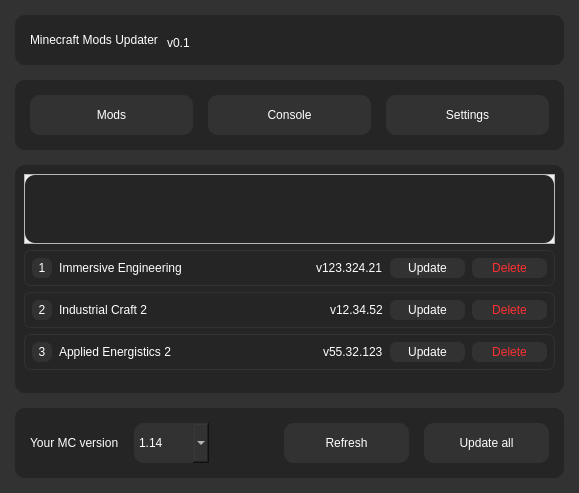
Qt form main.ui (TimNekk/mc-mod-updater) before a commit.
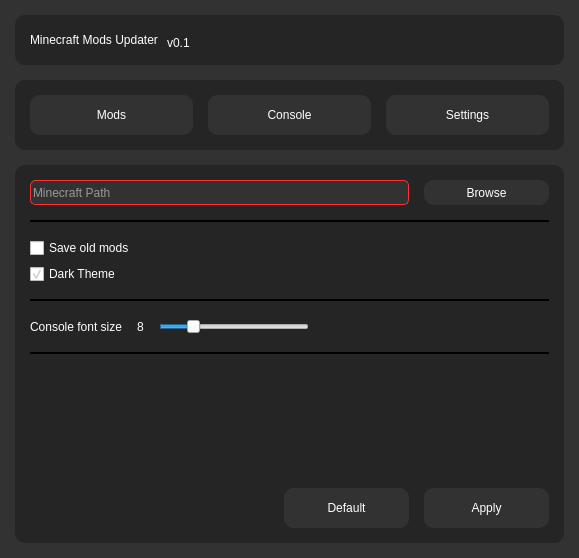
The same form after that commit.

Patch:
```diff
--- a/main.ui
+++ b/main.ui
@@ -7,7 +7,7 @@
     <x>0</x>
     <y>0</y>
     <width>579</width>
-    <height>493</height>
+    <height>558</height>
    </rect>
   </property>
   <property name="sizePolicy">
@@ -20,28 +20,30 @@
    <string>MainWindow</string>
   </property>
   <property name="styleSheet">
-   <string notr="true">#central_widget {
+   <string notr="true">#main_widget {
 	border-radius: 0px;
 	background-color: rgb(50, 50, 50);
 }
 
 .QWidget {
-	border-radius: 10px;
 	background-color: rgb(37, 37, 37);
+	border-radius:10px;
 }
 
+
 .QPushButton {
-	background-color: rgb(50, 50, 50);
+	background-color:rgb(50, 50, 50);
+	transition:background-color;
 	color: white;
 	border-radius: 10px;
 	font: 10pt &quot;Arial&quot;;
 }
 
 .QPushButton:hover {
-	background-color: rgb(60, 60, 60);
+	background-color:rgb(60, 60, 60);
 }
 
-.QLabel {
+.QLabel, .QCheckBox {
 	color: white;
 	font: 10pt &quot;Arial&quot;;
 }
@@ -61,12 +63,41 @@
 	font: 10pt &quot;Arial&quot;;
 }
 
-</string>
+.QScrollArea {
+	border-radius:10px 10px 0px 0px;
+	background-color: rgb(37, 37, 37);
+}
+
+#mods_page, #console_page, #settings_page {
+	background-color: rgb(50, 50, 50);
+}
+
+.QPlainTextEdit {
+	background-color: rgb(37, 37, 37);
+	color: white;
+	font: 8pt &quot;Arial&quot;;
+}
+
+.Line {
+	color: rgb(50, 50, 50);
+}
+
+.QLineEdit {
+	background-color: rgb(50, 50, 50);
+	border-radius: 5px;
+	color: white;
+	border:1px solid rgb(255, 47, 50)
+}
+
+
+#font_size_label {
+	font: 75 12pt &quot;Arial&quot;;
+}</string>
   </property>
   <property name="tabShape">
    <enum>QTabWidget::Rounded</enum>
   </property>
-  <widget class="QWidget" name="central_widget">
+  <widget class="QWidget" name="main_widget">
    <property name="styleSheet">
     <string notr="true"/>
    </property>
@@ -279,25 +310,215 @@
      </widget>
     </item>
     <item>
-     <widget class="QWidget" name="middle_widget" native="true">
+     <widget class="QStackedWidget" name="stacked_widget">
+      <property name="palette">
+       <palette>
+        <active/>
+        <inactive/>
+        <disabled/>
+       </palette>
+      </property>
+      <property name="styleSheet">
+       <string notr="true"/>
+      </property>
+      <property name="frameShape">
+       <enum>QFrame::NoFrame</enum>
+      </property>
+      <property name="frameShadow">
+       <enum>QFrame::Sunken</enum>
+      </property>
+      <property name="lineWidth">
+       <number>0</number>
+      </property>
+      <property name="midLineWidth">
+       <number>0</number>
+      </property>
+      <property name="currentIndex">
+       <number>2</number>
+      </property>
+      <widget class="QWidget" name="mods_page">
+       <property name="palette">
+        <palette>
+         <active>
+          <colorrole role="Button">
+           <brush brushstyle="SolidPattern">
+            <color alpha="255">
+             <red>50</red>
+             <green>50</green>
+             <blue>50</blue>
+            </color>
+           </brush>
+          </colorrole>
+          <colorrole role="Base">
+           <brush brushstyle="SolidPattern">
+            <color alpha="255">
+             <red>50</red>
+             <green>50</green>
+             <blue>50</blue>
+            </color>
+           </brush>
+          </colorrole>
+          <colorrole role="Window">
+           <brush brushstyle="SolidPattern">
+            <color alpha="255">
+             <red>50</red>
+             <green>50</green>
+             <blue>50</blue>
+            </color>
+           </brush>
+          </colorrole>
+         </active>
+         <inactive>
+          <colorrole role="Button">
+           <brush brushstyle="SolidPattern">
+            <color alpha="255">
+             <red>50</red>
+             <green>50</green>
+             <blue>50</blue>
+            </color>
+           </brush>
+          </colorrole>
+          <colorrole role="Base">
+           <brush brushstyle="SolidPattern">
+            <color alpha="255">
+             <red>50</red>
+             <green>50</green>
+             <blue>50</blue>
+            </color>
+           </brush>
+          </colorrole>
+          <colorrole role="Window">
+           <brush brushstyle="SolidPattern">
+            <color alpha="255">
+             <red>50</red>
+             <green>50</green>
+             <blue>50</blue>
+            </color>
+           </brush>
+          </colorrole>
+         </inactive>
+         <disabled>
+          <colorrole role="Button">
+           <brush brushstyle="SolidPattern">
+            <color alpha="255">
+             <red>50</red>
+             <green>50</green>
+             <blue>50</blue>
+            </color>
+           </brush>
+          </colorrole>
+          <colorrole role="Base">
+           <brush brushstyle="SolidPattern">
+            <color alpha="255">
+             <red>50</red>
+             <green>50</green>
+             <blue>50</blue>
+            </color>
+           </brush>
+          </colorrole>
+          <colorrole role="Window">
+           <brush brushstyle="SolidPattern">
+            <color alpha="255">
+             <red>50</red>
+             <green>50</green>
+             <blue>50</blue>
+            </color>
+           </brush>
+          </colorrole>
+         </disabled>
+        </palette>
+       </property>
+       <property name="styleSheet">
+        <string notr="true"/>
+       </property>
+       <layout class="QVBoxLayout" name="verticalLayout_4">
+        <property name="spacing">
+         <number>15</number>
+        </property>
+        <property name="leftMargin">
+         <number>0</number>
+        </property>
+        <property name="topMargin">
+         <number>0</number>
+        </property>
+        <property name="rightMargin">
+         <number>0</number>
+        </property>
+        <property name="bottomMargin">
+         <number>0</number>
+        </property>
+        <item>
+         <widget class="QWidget" name="update_widget" native="true">
+          <property name="enabled">
+           <bool>true</bool>
+          </property>
       <layout class="QVBoxLayout" name="verticalLayout">
+           <property name="spacing">
+            <number>0</number>
+           </property>
+           <property name="leftMargin">
+            <number>0</number>
+           </property>
+           <property name="topMargin">
+            <number>0</number>
+           </property>
+           <property name="rightMargin">
+            <number>0</number>
+           </property>
+           <property name="bottomMargin">
+            <number>0</number>
+           </property>
        <item>
         <widget class="QScrollArea" name="scrollArea">
+             <property name="sizePolicy">
+              <sizepolicy hsizetype="Preferred" vsizetype="Maximum">
+               <horstretch>0</horstretch>
+               <verstretch>0</verstretch>
+              </sizepolicy>
+             </property>
+             <property name="minimumSize">
+              <size>
+               <width>0</width>
+               <height>0</height>
+              </size>
+             </property>
+             <property name="frameShape">
+              <enum>QFrame::NoFrame</enum>
+             </property>
+             <property name="frameShadow">
+              <enum>QFrame::Plain</enum>
+             </property>
+             <property name="lineWidth">
+              <number>0</number>
+             </property>
+             <property name="midLineWidth">
+              <number>0</number>
+             </property>
+             <property name="verticalScrollBarPolicy">
+              <enum>Qt::ScrollBarAsNeeded</enum>
+             </property>
+             <property name="sizeAdjustPolicy">
+              <enum>QAbstractScrollArea::AdjustIgnored</enum>
+             </property>
          <property name="widgetResizable">
           <bool>true</bool>
          </property>
+             <property name="alignment">
+              <set>Qt::AlignLeading|Qt::AlignLeft|Qt::AlignTop</set>
+             </property>
          <widget class="QWidget" name="scrollAreaWidgetContents">
           <property name="geometry">
            <rect>
             <x>0</x>
             <y>0</y>
-            <width>529</width>
-            <height>69</height>
-           </rect>
-          </property>
-         </widget>
-        </widget>
-       </item>
+                <width>549</width>
+                <height>138</height>
+               </rect>
+              </property>
+              <property name="styleSheet">
+               <string notr="true"/>
+              </property>
+              <layout class="QVBoxLayout" name="verticalLayout_3">
        <item>
         <widget class="QFrame" name="mod_slot_1">
          <property name="sizePolicy">
@@ -799,6 +1020,10 @@
          </layout>
         </widget>
        </item>
+              </layout>
+             </widget>
+            </widget>
+           </item>
        <item>
         <spacer name="verticalSpacer">
          <property name="orientation">
@@ -816,7 +1041,13 @@
      </widget>
     </item>
     <item>
-     <widget class="QWidget" name="bottom_widget" native="true">
+         <widget class="QWidget" name="mods_widget" native="true">
+          <property name="enabled">
+           <bool>true</bool>
+          </property>
+          <property name="focusPolicy">
+           <enum>Qt::NoFocus</enum>
+          </property>
       <layout class="QHBoxLayout" name="horizontalLayout_2">
        <property name="spacing">
         <number>15</number>
@@ -960,6 +1191,538 @@
         </widget>
        </item>
       </layout>
+         </widget>
+        </item>
+       </layout>
+      </widget>
+      <widget class="QWidget" name="console_page">
+       <layout class="QVBoxLayout" name="verticalLayout_5">
+        <property name="spacing">
+         <number>15</number>
+        </property>
+        <property name="leftMargin">
+         <number>0</number>
+        </property>
+        <property name="topMargin">
+         <number>0</number>
+        </property>
+        <property name="rightMargin">
+         <number>0</number>
+        </property>
+        <property name="bottomMargin">
+         <number>0</number>
+        </property>
+        <item>
+         <widget class="QWidget" name="console_widget" native="true">
+          <layout class="QHBoxLayout" name="horizontalLayout_3">
+           <item>
+            <widget class="QPlainTextEdit" name="plainTextEdit">
+             <property name="font">
+              <font>
+               <family>Arial</family>
+               <pointsize>8</pointsize>
+               <weight>50</weight>
+               <italic>false</italic>
+               <bold>false</bold>
+              </font>
+             </property>
+             <property name="frameShape">
+              <enum>QFrame::NoFrame</enum>
+             </property>
+             <property name="frameShadow">
+              <enum>QFrame::Plain</enum>
+             </property>
+             <property name="plainText">
+              <string>Console Text
+Console Text
+Console Text
+Console Text
+Console Text
+Console Text
+Console Text
+Console Text
+Console Text
+Console Text
+Console Text
+Console Text
+Console Text
+Console Text
+Console Text
+Console Text
+Console Text
+Console Text
+Console Text
+Console Text
+</string>
+             </property>
+            </widget>
+           </item>
+          </layout>
+         </widget>
+        </item>
+       </layout>
+      </widget>
+      <widget class="QWidget" name="settings_page">
+       <layout class="QVBoxLayout" name="verticalLayout_6">
+        <property name="spacing">
+         <number>15</number>
+        </property>
+        <property name="leftMargin">
+         <number>0</number>
+        </property>
+        <property name="topMargin">
+         <number>0</number>
+        </property>
+        <property name="rightMargin">
+         <number>0</number>
+        </property>
+        <property name="bottomMargin">
+         <number>0</number>
+        </property>
+        <item>
+         <widget class="QWidget" name="settings_widget" native="true">
+          <layout class="QVBoxLayout" name="verticalLayout_7">
+           <property name="spacing">
+            <number>15</number>
+           </property>
+           <property name="leftMargin">
+            <number>15</number>
+           </property>
+           <property name="topMargin">
+            <number>15</number>
+           </property>
+           <property name="rightMargin">
+            <number>15</number>
+           </property>
+           <property name="bottomMargin">
+            <number>15</number>
+           </property>
+           <item>
+            <widget class="QWidget" name="path_widget" native="true">
+             <property name="minimumSize">
+              <size>
+               <width>0</width>
+               <height>25</height>
+              </size>
+             </property>
+             <property name="maximumSize">
+              <size>
+               <width>16777215</width>
+               <height>56</height>
+              </size>
+             </property>
+             <layout class="QHBoxLayout" name="horizontalLayout_11">
+              <property name="spacing">
+               <number>15</number>
+              </property>
+              <property name="leftMargin">
+               <number>0</number>
+              </property>
+              <property name="topMargin">
+               <number>0</number>
+              </property>
+              <property name="rightMargin">
+               <number>0</number>
+              </property>
+              <property name="bottomMargin">
+               <number>0</number>
+              </property>
+              <item>
+               <widget class="QLineEdit" name="path_line_edit">
+                <property name="sizePolicy">
+                 <sizepolicy hsizetype="Expanding" vsizetype="Preferred">
+                  <horstretch>0</horstretch>
+                  <verstretch>0</verstretch>
+                 </sizepolicy>
+                </property>
+                <property name="minimumSize">
+                 <size>
+                  <width>0</width>
+                  <height>0</height>
+                 </size>
+                </property>
+                <property name="text">
+                 <string/>
+                </property>
+                <property name="frame">
+                 <bool>false</bool>
+                </property>
+                <property name="readOnly">
+                 <bool>true</bool>
+                </property>
+                <property name="placeholderText">
+                 <string>Minecraft Path</string>
+                </property>
+               </widget>
+              </item>
+              <item>
+               <widget class="QPushButton" name="pushButton">
+                <property name="sizePolicy">
+                 <sizepolicy hsizetype="Fixed" vsizetype="Preferred">
+                  <horstretch>0</horstretch>
+                  <verstretch>0</verstretch>
+                 </sizepolicy>
+                </property>
+                <property name="minimumSize">
+                 <size>
+                  <width>125</width>
+                  <height>0</height>
+                 </size>
+                </property>
+                <property name="maximumSize">
+                 <size>
+                  <width>125</width>
+                  <height>16777215</height>
+                 </size>
+                </property>
+                <property name="text">
+                 <string>Browse</string>
+                </property>
+               </widget>
+              </item>
+             </layout>
+            </widget>
+           </item>
+           <item>
+            <widget class="Line" name="line">
+             <property name="frameShadow">
+              <enum>QFrame::Plain</enum>
+             </property>
+             <property name="lineWidth">
+              <number>2</number>
+             </property>
+             <property name="orientation">
+              <enum>Qt::Horizontal</enum>
+             </property>
+            </widget>
+           </item>
+           <item>
+            <widget class="QWidget" name="check_box_widget" native="true">
+             <layout class="QVBoxLayout" name="verticalLayout_8">
+              <property name="leftMargin">
+               <number>0</number>
+              </property>
+              <property name="topMargin">
+               <number>0</number>
+              </property>
+              <property name="rightMargin">
+               <number>0</number>
+              </property>
+              <property name="bottomMargin">
+               <number>0</number>
+              </property>
+              <item>
+               <widget class="QCheckBox" name="save_check_box">
+                <property name="palette">
+                 <palette>
+                  <active>
+                   <colorrole role="WindowText">
+                    <brush brushstyle="SolidPattern">
+                     <color alpha="255">
+                      <red>255</red>
+                      <green>255</green>
+                      <blue>255</blue>
+                     </color>
+                    </brush>
+                   </colorrole>
+                   <colorrole role="Text">
+                    <brush brushstyle="SolidPattern">
+                     <color alpha="255">
+                      <red>255</red>
+                      <green>255</green>
+                      <blue>255</blue>
+                     </color>
+                    </brush>
+                   </colorrole>
+                   <colorrole role="ButtonText">
+                    <brush brushstyle="SolidPattern">
+                     <color alpha="255">
+                      <red>255</red>
+                      <green>255</green>
+                      <blue>255</blue>
+                     </color>
+                    </brush>
+                   </colorrole>
+                  </active>
+                  <inactive>
+                   <colorrole role="WindowText">
+                    <brush brushstyle="SolidPattern">
+                     <color alpha="255">
+                      <red>255</red>
+                      <green>255</green>
+                      <blue>255</blue>
+                     </color>
+                    </brush>
+                   </colorrole>
+                   <colorrole role="Text">
+                    <brush brushstyle="SolidPattern">
+                     <color alpha="255">
+                      <red>255</red>
+                      <green>255</green>
+                      <blue>255</blue>
+                     </color>
+                    </brush>
+                   </colorrole>
+                   <colorrole role="ButtonText">
+                    <brush brushstyle="SolidPattern">
+                     <color alpha="255">
+                      <red>255</red>
+                      <green>255</green>
+                      <blue>255</blue>
+                     </color>
+                    </brush>
+                   </colorrole>
+                  </inactive>
+                  <disabled>
+                   <colorrole role="WindowText">
+                    <brush brushstyle="SolidPattern">
+                     <color alpha="255">
+                      <red>255</red>
+                      <green>255</green>
+                      <blue>255</blue>
+                     </color>
+                    </brush>
+                   </colorrole>
+                   <colorrole role="Text">
+                    <brush brushstyle="SolidPattern">
+                     <color alpha="255">
+                      <red>255</red>
+                      <green>255</green>
+                      <blue>255</blue>
+                     </color>
+                    </brush>
+                   </colorrole>
+                   <colorrole role="ButtonText">
+                    <brush brushstyle="SolidPattern">
+                     <color alpha="255">
+                      <red>255</red>
+                      <green>255</green>
+                      <blue>255</blue>
+                     </color>
+                    </brush>
+                   </colorrole>
+                  </disabled>
+                 </palette>
+                </property>
+                <property name="text">
+                 <string>Save old mods</string>
+                </property>
+               </widget>
+              </item>
+              <item>
+               <widget class="QCheckBox" name="dark_check_box">
+                <property name="text">
+                 <string>Dark Theme</string>
+                </property>
+                <property name="checked">
+                 <bool>true</bool>
+                </property>
+               </widget>
+              </item>
+             </layout>
+            </widget>
+           </item>
+           <item>
+            <widget class="Line" name="line_3">
+             <property name="frameShadow">
+              <enum>QFrame::Plain</enum>
+             </property>
+             <property name="lineWidth">
+              <number>2</number>
+             </property>
+             <property name="orientation">
+              <enum>Qt::Horizontal</enum>
+             </property>
+            </widget>
+           </item>
+           <item>
+            <widget class="QWidget" name="slide_widget" native="true">
+             <layout class="QHBoxLayout" name="horizontalLayout_10">
+              <property name="spacing">
+               <number>15</number>
+              </property>
+              <property name="leftMargin">
+               <number>0</number>
+              </property>
+              <property name="topMargin">
+               <number>0</number>
+              </property>
+              <property name="rightMargin">
+               <number>0</number>
+              </property>
+              <property name="bottomMargin">
+               <number>0</number>
+              </property>
+              <item>
+               <widget class="QLabel" name="font_label">
+                <property name="text">
+                 <string>Console font size</string>
+                </property>
+               </widget>
+              </item>
+              <item>
+               <widget class="QLabel" name="font_size_label">
+                <property name="text">
+                 <string>8</string>
+                </property>
+               </widget>
+              </item>
+              <item>
+               <widget class="QSlider" name="horizontal_slider">
+                <property name="maximumSize">
+                 <size>
+                  <width>150</width>
+                  <height>15</height>
+                 </size>
+                </property>
+                <property name="minimum">
+                 <number>6</number>
+                </property>
+                <property name="maximum">
+                 <number>16</number>
+                </property>
+                <property name="pageStep">
+                 <number>1</number>
+                </property>
+                <property name="value">
+                 <number>8</number>
+                </property>
+                <property name="tracking">
+                 <bool>true</bool>
+                </property>
+                <property name="orientation">
+                 <enum>Qt::Horizontal</enum>
+                </property>
+                <property name="invertedAppearance">
+                 <bool>false</bool>
+                </property>
+                <property name="invertedControls">
+                 <bool>false</bool>
+                </property>
+                <property name="tickPosition">
+                 <enum>QSlider::NoTicks</enum>
+                </property>
+               </widget>
+              </item>
+              <item>
+               <spacer name="horizontalSpacer_3">
+                <property name="orientation">
+                 <enum>Qt::Horizontal</enum>
+                </property>
+                <property name="sizeHint" stdset="0">
+                 <size>
+                  <width>40</width>
+                  <height>20</height>
+                 </size>
+                </property>
+               </spacer>
+              </item>
+             </layout>
+            </widget>
+           </item>
+           <item>
+            <widget class="Line" name="line_2">
+             <property name="frameShadow">
+              <enum>QFrame::Plain</enum>
+             </property>
+             <property name="lineWidth">
+              <number>2</number>
+             </property>
+             <property name="orientation">
+              <enum>Qt::Horizontal</enum>
+             </property>
+            </widget>
+           </item>
+           <item>
+            <spacer name="verticalSpacer_2">
+             <property name="orientation">
+              <enum>Qt::Vertical</enum>
+             </property>
+             <property name="sizeHint" stdset="0">
+              <size>
+               <width>0</width>
+               <height>0</height>
+              </size>
+             </property>
+            </spacer>
+           </item>
+           <item>
+            <widget class="QWidget" name="apply_widget" native="true">
+             <layout class="QHBoxLayout" name="horizontalLayout_9">
+              <property name="spacing">
+               <number>15</number>
+              </property>
+              <property name="leftMargin">
+               <number>0</number>
+              </property>
+              <property name="topMargin">
+               <number>0</number>
+              </property>
+              <property name="rightMargin">
+               <number>0</number>
+              </property>
+              <property name="bottomMargin">
+               <number>0</number>
+              </property>
+              <item>
+               <spacer name="horizontalSpacer_2">
+                <property name="orientation">
+                 <enum>Qt::Horizontal</enum>
+                </property>
+                <property name="sizeHint" stdset="0">
+                 <size>
+                  <width>40</width>
+                  <height>20</height>
+                 </size>
+                </property>
+               </spacer>
+              </item>
+              <item>
+               <widget class="QPushButton" name="pushButton_2">
+                <property name="minimumSize">
+                 <size>
+                  <width>125</width>
+                  <height>40</height>
+                 </size>
+                </property>
+                <property name="maximumSize">
+                 <size>
+                  <width>125</width>
+                  <height>40</height>
+                 </size>
+                </property>
+                <property name="text">
+                 <string>Default</string>
+                </property>
+               </widget>
+              </item>
+              <item>
+               <widget class="QPushButton" name="apply_button">
+                <property name="minimumSize">
+                 <size>
+                  <width>125</width>
+                  <height>40</height>
+                 </size>
+                </property>
+                <property name="maximumSize">
+                 <size>
+                  <width>125</width>
+                  <height>40</height>
+                 </size>
+                </property>
+                <property name="text">
+                 <string>Apply</string>
+                </property>
+               </widget>
+              </item>
+             </layout>
+            </widget>
+           </item>
+          </layout>
+         </widget>
+        </item>
+       </layout>
+      </widget>
      </widget>
     </item>
    </layout>
```
Lines whose indentation alone changed are shown as unchanged.
